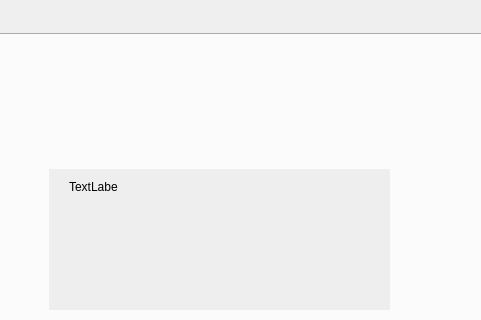
Above: GUI/Navigation.ui from Prof-Adrian-Mueller/Agile_Roboticsystems_Laborstrasse before the change; both pictures show x 171 to 652 and y 0 to 320 of the 800 by 600 pixel window. Below: the same form after it.
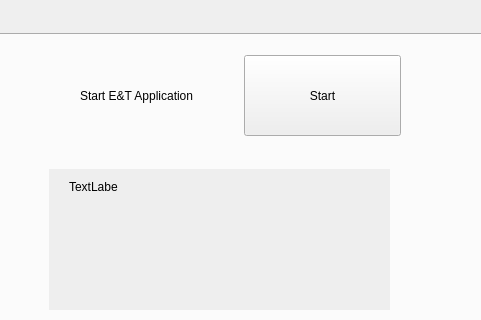
That is the form after the change. The open tabs and pages were chosen to show the change. Icons and pictures are not drawn.

The edit to the form file:
```diff
--- a/GUI/Navigation.ui
+++ b/GUI/Navigation.ui
@@ -55,6 +55,38 @@
         <attribute name="title">
          <string>Tab 1</string>
         </attribute>
+        <widget class="QWidget" name="">
+         <property name="geometry">
+          <rect>
+           <x>190</x>
+           <y>20</y>
+           <width>321</width>
+           <height>81</height>
+          </rect>
+         </property>
+         <layout class="QHBoxLayout" name="horizontalLayout_2">
+          <item>
+           <widget class="QLabel" name="label">
+            <property name="text">
+             <string>Start E&amp;T Application</string>
+            </property>
+           </widget>
+          </item>
+          <item>
+           <widget class="QPushButton" name="startEnTBtn">
+            <property name="sizePolicy">
+             <sizepolicy hsizetype="Minimum" vsizetype="Minimum">
+              <horstretch>0</horstretch>
+              <verstretch>0</verstretch>
+             </sizepolicy>
+            </property>
+            <property name="text">
+             <string>Start</string>
+            </property>
+           </widget>
+          </item>
+         </layout>
+        </widget>
        </widget>
        <widget class="QWidget" name="tab_2">
         <attribute name="title">
```
Left out of the diff: 2 changed lines with no effect on the pictures.
